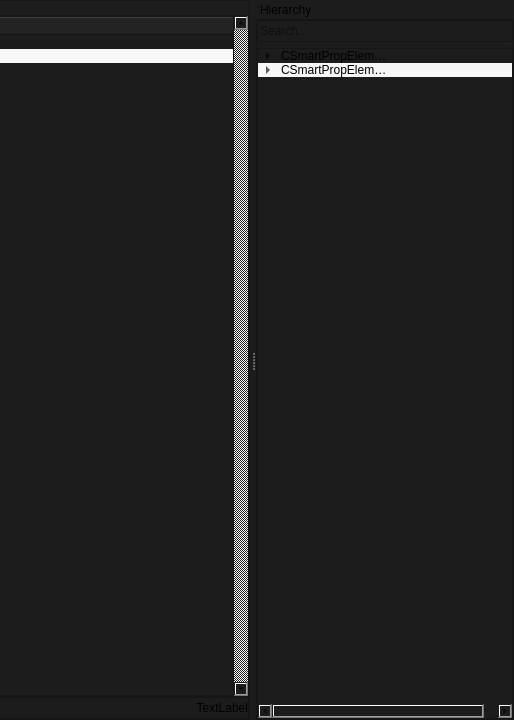
The window that smartprop_editor/main.ui (dertwist/Hammer5Tools) describes before a commit, drawn with Qt 5; both pictures show x 766 to 1280 and y 0 to 720 of the 1280 by 720 pixel window.
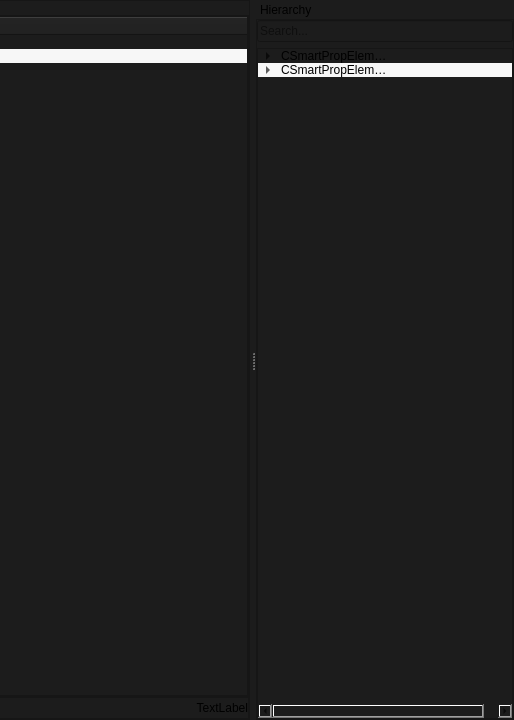
The same window after the commit. Icons and pictures are not drawn.

```diff
--- a/smartprop_editor/main.ui
+++ b/smartprop_editor/main.ui
@@ -74,8 +74,11 @@
        </item>
        <item>
         <widget class="QScrollArea" name="scrollArea">
+         <property name="lineWidth">
+          <number>0</number>
+         </property>
          <property name="verticalScrollBarPolicy">
-          <enum>Qt::ScrollBarAlwaysOn</enum>
+          <enum>Qt::ScrollBarAsNeeded</enum>
          </property>
          <property name="widgetResizable">
           <bool>true</bool>
@@ -85,7 +88,7 @@
            <rect>
             <x>0</x>
             <y>0</y>
-            <width>813</width>
+            <width>827</width>
             <height>676</height>
            </rect>
           </property>
```
